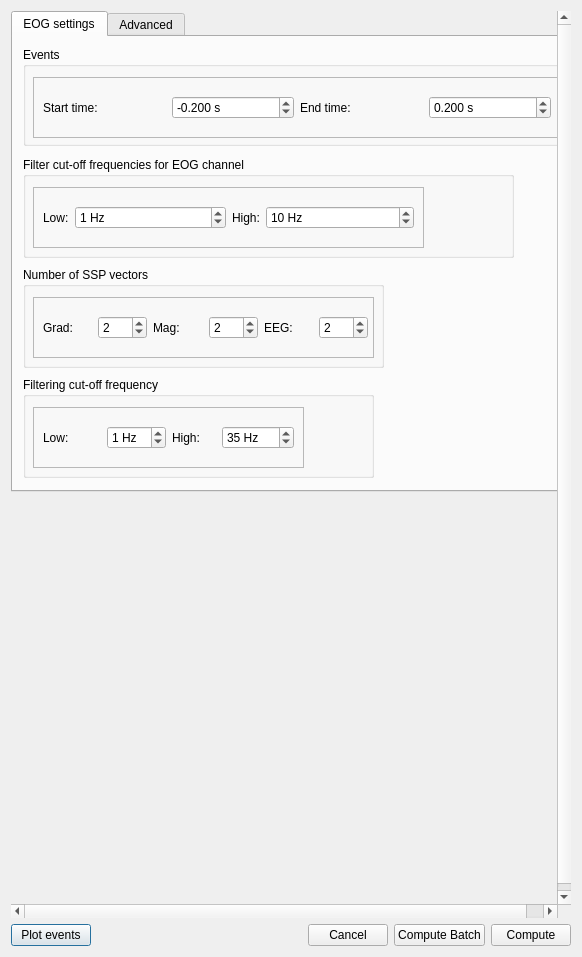
First picture: the form in qt4Designer_ui_files/eogParametersDialogUi.ui, repository cibr-jyu/meggie, before the edit.
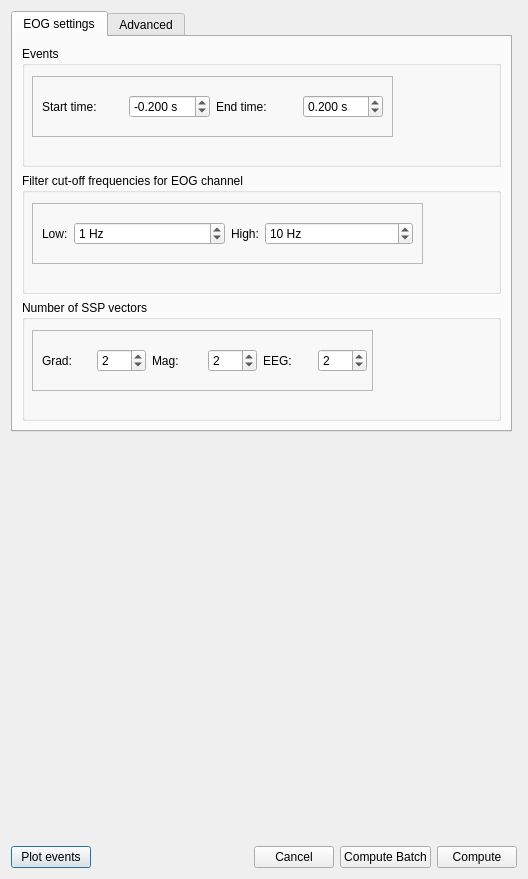
Second picture: the form after the edit.

Commit message: Fix file saving, change filter defaults, fix batch when subject activation fails

The edit to the form file:
```diff
--- a/qt4Designer_ui_files/eogParametersDialogUi.ui
+++ b/qt4Designer_ui_files/eogParametersDialogUi.ui
@@ -9,8 +9,8 @@
    <rect>
     <x>0</x>
     <y>0</y>
-    <width>582</width>
-    <height>957</height>
+    <width>528</width>
+    <height>879</height>
    </rect>
   </property>
   <property name="windowTitle">
@@ -81,14 +81,14 @@
        <rect>
         <x>0</x>
         <y>0</y>
-        <width>564</width>
-        <height>900</height>
+        <width>510</width>
+        <height>822</height>
        </rect>
       </property>
       <property name="minimumSize">
        <size>
-        <width>564</width>
-        <height>900</height>
+        <width>500</width>
+        <height>800</height>
        </size>
       </property>
       <widget class="QTabWidget" name="tabWidgetEOGSettings">
@@ -96,8 +96,8 @@
         <rect>
          <x>0</x>
          <y>0</y>
-         <width>561</width>
-         <height>481</height>
+         <width>501</width>
+         <height>421</height>
         </rect>
        </property>
        <property name="currentIndex">
@@ -107,24 +107,18 @@
         <attribute name="title">
          <string>EOG settings</string>
         </attribute>
-        <widget class="QGroupBox" name="groupBoxFilter">
-         <property name="geometry">
-          <rect>
-           <x>10</x>
-           <y>340</y>
-           <width>351</width>
-           <height>101</height>
-          </rect>
-         </property>
+        <layout class="QGridLayout" name="gridLayout_3">
+         <item row="0" column="0">
+          <widget class="QGroupBox" name="groupBoxEvent">
          <property name="title">
-          <string>Filtering cut-off frequency</string>
-         </property>
-         <widget class="QFrame" name="frame_7">
+            <string>Events</string>
+           </property>
+           <widget class="QFrame" name="frame">
           <property name="geometry">
            <rect>
             <x>10</x>
             <y>30</y>
-            <width>271</width>
+              <width>361</width>
             <height>61</height>
            </rect>
           </property>
@@ -134,56 +128,71 @@
           <property name="frameShadow">
            <enum>QFrame::Raised</enum>
           </property>
-          <widget class="QWidget" name="horizontalLayoutWidget_19">
+            <widget class="QWidget" name="horizontalLayoutWidget_8">
            <property name="geometry">
             <rect>
              <x>10</x>
              <y>10</y>
-             <width>251</width>
+               <width>341</width>
              <height>41</height>
             </rect>
            </property>
-           <layout class="QHBoxLayout" name="horizontalLayout_25">
+             <layout class="QHBoxLayout" name="horizontalLayout_8">
             <item>
-             <layout class="QHBoxLayout" name="horizontalLayout_26">
+               <layout class="QHBoxLayout" name="horizontalLayout">
               <item>
-               <widget class="QLabel" name="labelLow">
+                 <widget class="QLabel" name="labelTmin">
                 <property name="text">
-                 <string>Low:</string>
+                   <string>Start time:</string>
                 </property>
                </widget>
               </item>
               <item>
-               <widget class="QSpinBox" name="spinBoxLow">
+                 <widget class="QDoubleSpinBox" name="doubleSpinBoxTmin">
                 <property name="suffix">
-                 <string> Hz</string>
-                </property>
+                   <string> s</string>
+                  </property>
+                  <property name="decimals">
+                   <number>3</number>
+                  </property>
+                  <property name="minimum">
+                   <double>-99.989999999999995</double>
+                  </property>
+                  <property name="singleStep">
+                   <double>0.050000000000000</double>
+                  </property>
                 <property name="value">
-                 <number>1</number>
+                   <double>-0.200000000000000</double>
                 </property>
                </widget>
               </item>
              </layout>
             </item>
             <item>
-             <layout class="QHBoxLayout" name="horizontalLayout_27">
+               <layout class="QHBoxLayout" name="horizontalLayout_2">
               <item>
-               <widget class="QLabel" name="labelHigh">
+                 <widget class="QLabel" name="labelTmax">
                 <property name="text">
-                 <string>High:</string>
+                   <string>End time:</string>
                 </property>
                </widget>
               </item>
               <item>
-               <widget class="QSpinBox" name="spinBoxHigh">
+                 <widget class="QDoubleSpinBox" name="doubleSpinBoxTmax">
                 <property name="suffix">
-                 <string> Hz</string>
-                </property>
-                <property name="maximum">
-                 <number>1000</number>
-                </property>
+                   <string> s</string>
+                  </property>
+                  <property name="decimals">
+                   <number>3</number>
+                  </property>
+                  <property name="minimum">
+                   <double>-99.989999999999995</double>
+                  </property>
+                  <property name="singleStep">
+                   <double>0.050000000000000</double>
+                  </property>
                 <property name="value">
-                 <number>35</number>
+                   <double>0.200000000000000</double>
                 </property>
                </widget>
               </item>
@@ -193,15 +202,9 @@
           </widget>
          </widget>
         </widget>
+         </item>
+         <item row="1" column="0">
         <widget class="QGroupBox" name="groupBoxFilteringEOG">
-         <property name="geometry">
-          <rect>
-           <x>10</x>
-           <y>120</y>
-           <width>491</width>
-           <height>101</height>
-          </rect>
-         </property>
          <property name="title">
           <string>Filter cut-off frequencies for EOG channel</string>
          </property>
@@ -291,15 +294,9 @@
           </widget>
          </widget>
         </widget>
+         </item>
+         <item row="2" column="0">
         <widget class="QGroupBox" name="groupBoxSSP">
-         <property name="geometry">
-          <rect>
-           <x>10</x>
-           <y>230</y>
-           <width>361</width>
-           <height>101</height>
-          </rect>
-         </property>
          <property name="title">
           <string>Number of SSP vectors</string>
          </property>
@@ -386,107 +383,8 @@
           </widget>
          </widget>
         </widget>
-        <widget class="QGroupBox" name="groupBoxEvent">
-         <property name="geometry">
-          <rect>
-           <x>10</x>
-           <y>10</y>
-           <width>541</width>
-           <height>99</height>
-          </rect>
-         </property>
-         <property name="title">
-          <string>Events</string>
-         </property>
-         <widget class="QFrame" name="frame">
-          <property name="geometry">
-           <rect>
-            <x>10</x>
-            <y>30</y>
-            <width>531</width>
-            <height>61</height>
-           </rect>
-          </property>
-          <property name="frameShape">
-           <enum>QFrame::StyledPanel</enum>
-          </property>
-          <property name="frameShadow">
-           <enum>QFrame::Raised</enum>
-          </property>
-          <widget class="QWidget" name="horizontalLayoutWidget_8">
-           <property name="geometry">
-            <rect>
-             <x>10</x>
-             <y>10</y>
-             <width>508</width>
-             <height>41</height>
-            </rect>
-           </property>
-           <layout class="QHBoxLayout" name="horizontalLayout_8">
-            <item>
-             <layout class="QHBoxLayout" name="horizontalLayout">
-              <item>
-               <widget class="QLabel" name="labelTmin">
-                <property name="text">
-                 <string>Start time:</string>
-                </property>
-               </widget>
-              </item>
-              <item>
-               <widget class="QDoubleSpinBox" name="doubleSpinBoxTmin">
-                <property name="suffix">
-                 <string> s</string>
-                </property>
-                <property name="decimals">
-                 <number>3</number>
-                </property>
-                <property name="minimum">
-                 <double>-99.989999999999995</double>
-                </property>
-                <property name="singleStep">
-                 <double>0.050000000000000</double>
-                </property>
-                <property name="value">
-                 <double>-0.200000000000000</double>
-                </property>
-               </widget>
-              </item>
-             </layout>
-            </item>
-            <item>
-             <layout class="QHBoxLayout" name="horizontalLayout_2">
-              <item>
-               <widget class="QLabel" name="labelTmax">
-                <property name="text">
-                 <string>End time:</string>
-                </property>
-               </widget>
-              </item>
-              <item>
-               <widget class="QDoubleSpinBox" name="doubleSpinBoxTmax">
-                <property name="suffix">
-                 <string> s</string>
-                </property>
-                <property name="decimals">
-                 <number>3</number>
-                </property>
-                <property name="minimum">
-                 <double>-99.989999999999995</double>
-                </property>
-                <property name="singleStep">
-                 <double>0.050000000000000</double>
-                </property>
-                <property name="value">
-                 <double>0.200000000000000</double>
-                </property>
-               </widget>
-              </item>
-             </layout>
-            </item>
-           </layout>
-          </widget>
-         </widget>
-        </widget>
+         </item>
+        </layout>
        </widget>
        <widget class="QWidget" name="tabEOG2">
         <attribute name="title">
@@ -709,13 +607,99 @@
           </item>
          </layout>
         </widget>
+        <widget class="QGroupBox" name="groupBoxFilter">
+         <property name="geometry">
+          <rect>
+           <x>10</x>
+           <y>280</y>
+           <width>351</width>
+           <height>101</height>
+          </rect>
+         </property>
+         <property name="title">
+          <string>Filtering cut-off frequencies for the data</string>
+         </property>
+         <widget class="QFrame" name="frame_7">
+          <property name="geometry">
+           <rect>
+            <x>10</x>
+            <y>30</y>
+            <width>271</width>
+            <height>61</height>
+           </rect>
+          </property>
+          <property name="frameShape">
+           <enum>QFrame::StyledPanel</enum>
+          </property>
+          <property name="frameShadow">
+           <enum>QFrame::Raised</enum>
+          </property>
+          <widget class="QWidget" name="horizontalLayoutWidget_19">
+           <property name="geometry">
+            <rect>
+             <x>10</x>
+             <y>10</y>
+             <width>251</width>
+             <height>41</height>
+            </rect>
+           </property>
+           <layout class="QHBoxLayout" name="horizontalLayout_25">
+            <item>
+             <layout class="QHBoxLayout" name="horizontalLayout_26">
+              <item>
+               <widget class="QLabel" name="labelLow">
+                <property name="text">
+                 <string>Low:</string>
+                </property>
+               </widget>
+              </item>
+              <item>
+               <widget class="QSpinBox" name="spinBoxLow">
+                <property name="suffix">
+                 <string> Hz</string>
+                </property>
+                <property name="value">
+                 <number>1</number>
+                </property>
+               </widget>
+              </item>
+             </layout>
+            </item>
+            <item>
+             <layout class="QHBoxLayout" name="horizontalLayout_27">
+              <item>
+               <widget class="QLabel" name="labelHigh">
+                <property name="text">
+                 <string>High:</string>
+                </property>
+               </widget>
+              </item>
+              <item>
+               <widget class="QSpinBox" name="spinBoxHigh">
+                <property name="suffix">
+                 <string> Hz</string>
+                </property>
+                <property name="maximum">
+                 <number>1000</number>
+                </property>
+                <property name="value">
+                 <number>35</number>
+                </property>
+               </widget>
+              </item>
+             </layout>
+            </item>
+           </layout>
+          </widget>
+         </widget>
+        </widget>
        </widget>
       </widget>
       <widget class="QWidget" name="widget" native="true">
        <property name="geometry">
         <rect>
          <x>0</x>
-         <y>490</y>
+         <y>430</y>
          <width>301</width>
          <height>371</height>
         </rect>
```
Lines whose indentation alone changed are shown as unchanged. The commit also changes 11 other files.
